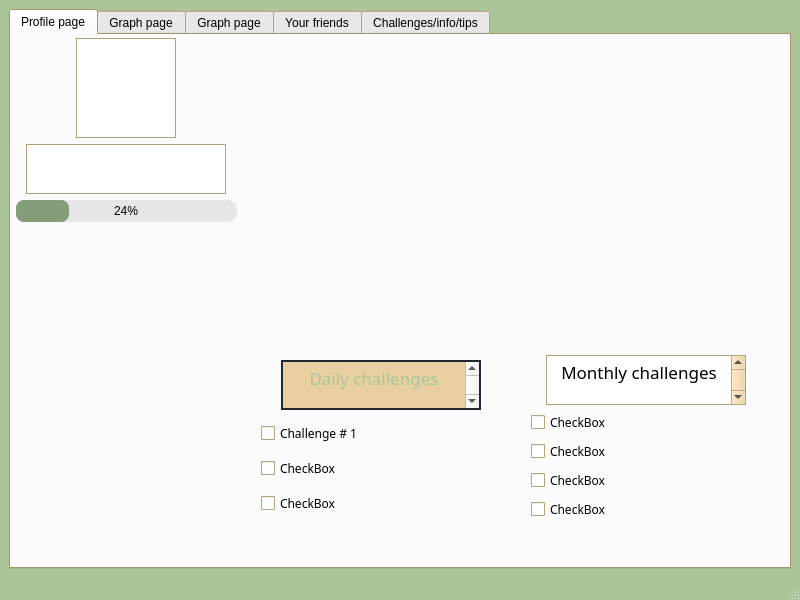
The window that GUI/UICarbonTracker/mainwindow.ui (cgneo/CarbonTracker) describes before a commit, drawn with Qt 5.
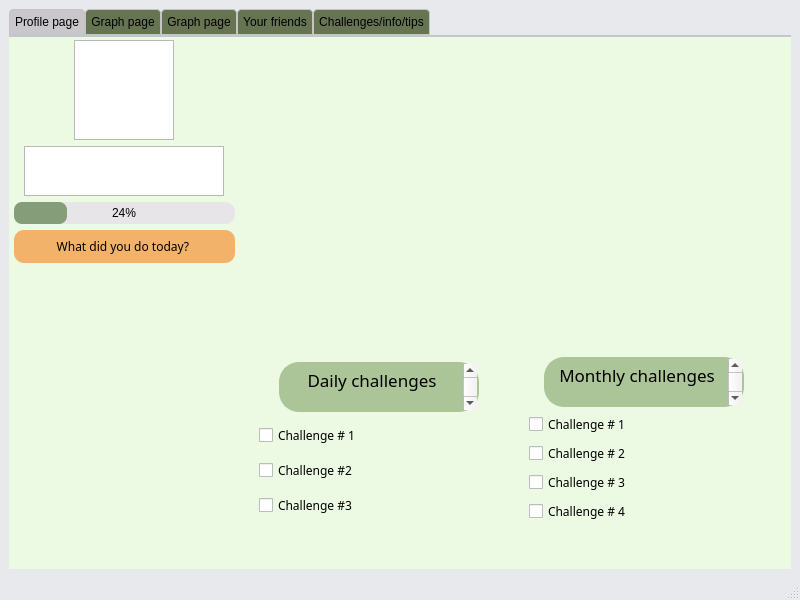
The same window after the commit. Icons and pictures are not drawn.

Commit message: update on profile page UI

```diff
--- a/GUI/UICarbonTracker/mainwindow.ui
+++ b/GUI/UICarbonTracker/mainwindow.ui
@@ -16,18 +16,18 @@
      <colorrole role="Base">
       <brush brushstyle="SolidPattern">
        <color alpha="255">
-        <red>171</red>
-        <green>197</green>
-        <blue>153</blue>
+        <red>232</red>
+        <green>233</green>
+        <blue>237</blue>
        </color>
       </brush>
      </colorrole>
      <colorrole role="Window">
       <brush brushstyle="SolidPattern">
        <color alpha="255">
-        <red>171</red>
-        <green>197</green>
-        <blue>153</blue>
+        <red>232</red>
+        <green>233</green>
+        <blue>237</blue>
        </color>
       </brush>
      </colorrole>
@@ -45,18 +45,18 @@
      <colorrole role="Base">
       <brush brushstyle="SolidPattern">
        <color alpha="255">
-        <red>171</red>
-        <green>197</green>
-        <blue>153</blue>
+        <red>232</red>
+        <green>233</green>
+        <blue>237</blue>
        </color>
       </brush>
      </colorrole>
      <colorrole role="Window">
       <brush brushstyle="SolidPattern">
        <color alpha="255">
-        <red>171</red>
-        <green>197</green>
-        <blue>153</blue>
+        <red>232</red>
+        <green>233</green>
+        <blue>237</blue>
        </color>
       </brush>
      </colorrole>
@@ -74,18 +74,18 @@
      <colorrole role="Base">
       <brush brushstyle="SolidPattern">
        <color alpha="255">
-        <red>171</red>
-        <green>197</green>
-        <blue>153</blue>
+        <red>232</red>
+        <green>233</green>
+        <blue>237</blue>
        </color>
       </brush>
      </colorrole>
      <colorrole role="Window">
       <brush brushstyle="SolidPattern">
        <color alpha="255">
-        <red>171</red>
-        <green>197</green>
-        <blue>153</blue>
+        <red>232</red>
+        <green>233</green>
+        <blue>237</blue>
        </color>
       </brush>
      </colorrole>
@@ -202,6 +202,31 @@
         </disabled>
        </palette>
       </property>
+      <property name="styleSheet">
+       <string notr="true">QTabWidget::pane { /* The tab widget frame */
+    border-top: 2px solid #C2C7CB;
+	
+	background-color: rgb(236, 249, 227);
+}
+
+
+QTabBar::tab {
+    
+	background-color: rgb(103, 116, 81);
+    border: 1px solid #C4C4C3;
+    border-bottom-color: #C2C7CB; /* same as the pane color */
+    border-top-left-radius: 4px;
+    border-top-right-radius: 4px;
+    min-width: 20ex;
+    padding: 5px;
+	font: 13pt &quot;Gill Sans&quot;;
+}
+
+QTabBar::tab:selected, QTabBar::tab:hover {
+    
+	background-color: rgb(201, 199, 203);
+}</string>
+      </property>
       <property name="tabShape">
        <enum>QTabWidget::Rounded</enum>
       </property>
@@ -725,6 +750,30 @@
            </property>
           </widget>
          </item>
+         <item>
+          <widget class="QPushButton" name="InputActivities">
+           <property name="font">
+            <font>
+             <family>Gill Sans</family>
+            </font>
+           </property>
+           <property name="styleSheet">
+            <string notr="true">QPushButton{
+	
+	;
+	background-color: rgb(243, 178, 105);
+	border-color: rgb(79, 128, 28);
+	border-width: 20px; 
+	border-radius: 10px;
+	padding: 8px;
+
+}</string>
+           </property>
+           <property name="text">
+            <string>What did you do today? </string>
+           </property>
+          </widget>
+         </item>
          <item>
           <widget class="QLabel" name="label_2">
            <property name="text">
@@ -787,8 +836,22 @@
            <property name="font">
             <font>
              <family>Gill Sans</family>
+             <pointsize>13</pointsize>
+             <weight>50</weight>
+             <italic>false</italic>
+             <bold>false</bold>
             </font>
            </property>
+           <property name="styleSheet">
+            <string notr="true">QTextBrowser{
+
+	border: 2px solid rgb(37, 39, 48);
+	border-radius: 20px;
+	border-color: rgb(171, 197, 153);
+	background-color: rgb(171, 197, 153);
+	font: 13pt &quot;Gill Sans&quot;;
+}</string>
+           </property>
            <property name="html">
             <string>&lt;!DOCTYPE HTML PUBLIC &quot;-//W3C//DTD HTML 4.0//EN&quot; &quot;http://www.w3.org/TR/REC-html40/strict.dtd&quot;&gt;
 &lt;html&gt;&lt;head&gt;&lt;meta name=&quot;qrichtext&quot; content=&quot;1&quot; /&gt;&lt;style type=&quot;text/css&quot;&gt;
@@ -807,7 +870,7 @@
             </font>
            </property>
            <property name="text">
-            <string>CheckBox</string>
+            <string>Challenge # 1</string>
            </property>
           </widget>
          </item>
@@ -819,7 +882,7 @@
             </font>
            </property>
            <property name="text">
-            <string>CheckBox</string>
+            <string>Challenge # 2</string>
            </property>
           </widget>
          </item>
@@ -831,7 +894,7 @@
             </font>
            </property>
            <property name="text">
-            <string>CheckBox</string>
+            <string>Challenge # 3</string>
            </property>
           </widget>
          </item>
@@ -843,7 +906,7 @@
             </font>
            </property>
            <property name="text">
-            <string>CheckBox</string>
+            <string>Challenge # 4</string>
            </property>
           </widget>
          </item>
@@ -882,12 +945,21 @@
            <property name="palette">
             <palette>
              <active>
+              <colorrole role="Button">
+               <brush brushstyle="SolidPattern">
+                <color alpha="255">
+                 <red>171</red>
+                 <green>197</green>
+                 <blue>153</blue>
+                </color>
+               </brush>
+              </colorrole>
               <colorrole role="Base">
                <brush brushstyle="SolidPattern">
                 <color alpha="255">
-                 <red>233</red>
-                 <green>208</green>
-                 <blue>160</blue>
+                 <red>171</red>
+                 <green>197</green>
+                 <blue>153</blue>
                 </color>
                </brush>
               </colorrole>
@@ -902,12 +974,21 @@
               </colorrole>
              </active>
              <inactive>
+              <colorrole role="Button">
+               <brush brushstyle="SolidPattern">
+                <color alpha="255">
+                 <red>171</red>
+                 <green>197</green>
+                 <blue>153</blue>
+                </color>
+               </brush>
+              </colorrole>
               <colorrole role="Base">
                <brush brushstyle="SolidPattern">
                 <color alpha="255">
-                 <red>233</red>
-                 <green>208</green>
-                 <blue>160</blue>
+                 <red>171</red>
+                 <green>197</green>
+                 <blue>153</blue>
                 </color>
                </brush>
               </colorrole>
@@ -922,6 +1003,15 @@
               </colorrole>
              </inactive>
              <disabled>
+              <colorrole role="Button">
+               <brush brushstyle="SolidPattern">
+                <color alpha="255">
+                 <red>171</red>
+                 <green>197</green>
+                 <blue>153</blue>
+                </color>
+               </brush>
+              </colorrole>
               <colorrole role="Base">
                <brush brushstyle="SolidPattern">
                 <color alpha="255">
@@ -951,10 +1041,12 @@
            </property>
            <property name="styleSheet">
             <string notr="true">QTextBrowser{
-	color: rgb(171, 197, 153);
+
 	border: 2px solid rgb(37, 39, 48);
-	border-radius: 20px
-	background-color: rgb(37,  36, 44)
+	border-radius: 20px;
+	border-color: rgb(171, 197, 153);
+	background-color: rgb(171, 197, 153);
+
 }</string>
            </property>
            <property name="html">
@@ -987,7 +1079,7 @@
             </font>
            </property>
            <property name="text">
-            <string>CheckBox</string>
+            <string>Challenge #2</string>
            </property>
           </widget>
          </item>
@@ -999,7 +1091,7 @@
             </font>
            </property>
            <property name="text">
-            <string>CheckBox</string>
+            <string>Challenge #3</string>
            </property>
           </widget>
          </item>
```
Left out of the diff: 4 changed lines with no effect on the pictures. The commit also changes 3 other files.
